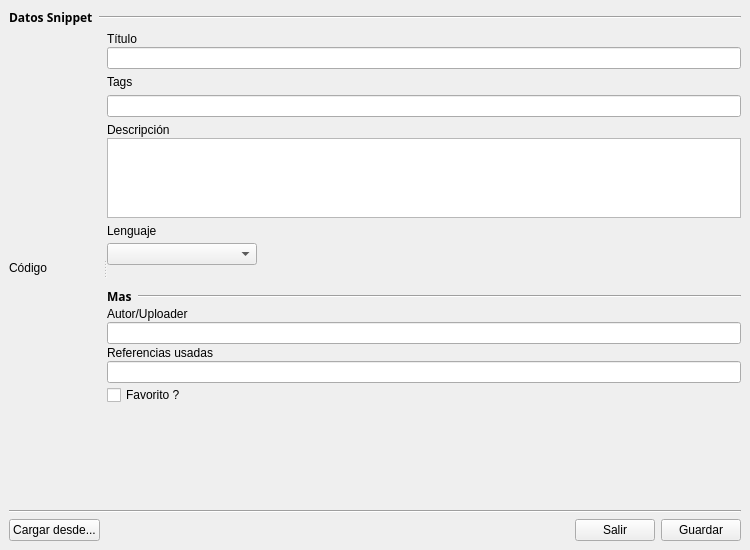
Before: the Qt Designer form gui/wAgregarSnippet.ui in emilianox/Fragmentos, drawn with Qt 5.
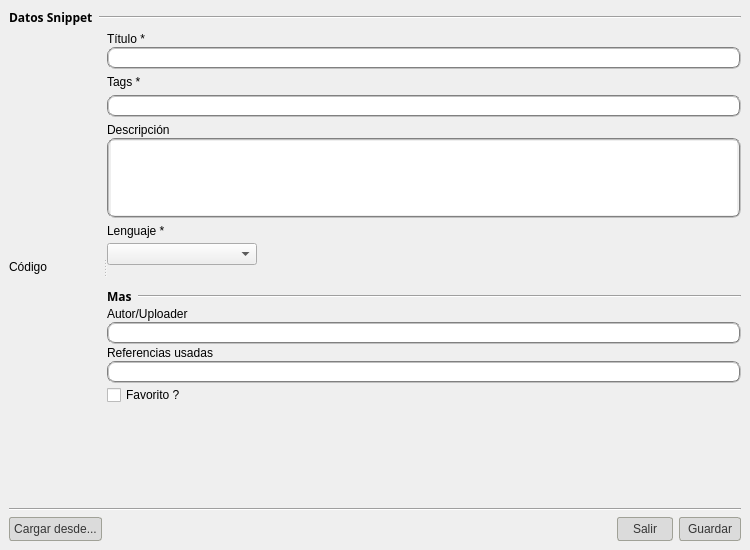
After: the same form once the commit is applied.

Commit message: retoques a agregar snippet 28-Ver porque no funciona el AND y el OR en la busqueda

The edit to the form file:
```diff
--- a/gui/wAgregarSnippet.ui
+++ b/gui/wAgregarSnippet.ui
@@ -63,7 +63,7 @@
       <property name="orientation">
        <enum>Qt::Horizontal</enum>
       </property>
-      <widget class="QWidget" name="">
+      <widget class="QWidget" name="layoutWidget">
        <layout class="QVBoxLayout" name="verticalLayout_7">
         <property name="spacing">
          <number>1</number>
@@ -83,7 +83,7 @@
         </item>
        </layout>
       </widget>
-      <widget class="QWidget" name="">
+      <widget class="QWidget" name="layoutWidget">
        <layout class="QVBoxLayout" name="verticalLayout_6">
         <item>
          <layout class="QVBoxLayout" name="verticalLayout_2">
@@ -99,7 +99,7 @@
              </sizepolicy>
             </property>
             <property name="text">
-             <string>Título</string>
+             <string>Título *</string>
             </property>
             <property name="buddy">
              <cstring>eTitulo</cstring>
@@ -117,6 +117,24 @@
             <property name="toolTip">
              <string>Título con el que se identificará el Snippet.</string>
             </property>
+            <property name="styleSheet">
+             <string notr="true">QLineEdit { 
+    border: 2px groove gray;
+    border-radius: 8px;
+    padding: 1px 2px;
+}
+QLineEdit:focus {
+    border: 1px groove gray;
+    border-radius: 8px;
+    padding: 1px 2px;
+}
+
+QLineEdit:edit-focus {
+    border: 2px groove gray;
+    border-radius: 8px;
+    padding: 1px 2px;
+}</string>
+            </property>
            </widget>
           </item>
          </layout>
@@ -130,7 +148,7 @@
            </sizepolicy>
           </property>
           <property name="text">
-           <string>Tags</string>
+           <string>Tags *</string>
           </property>
           <property name="buddy">
            <cstring>eTags</cstring>
@@ -150,6 +168,24 @@
             <property name="toolTip">
              <string>Tags o claves de búsqueda con la cuál se hará referencia a este Snippet.</string>
             </property>
+            <property name="styleSheet">
+             <string notr="true">QLineEdit { 
+    border: 2px groove gray;
+    border-radius: 8px;
+    padding: 1px 2px;
+}
+QLineEdit:focus {
+    border: 1px groove gray;
+    border-radius: 8px;
+    padding: 1px 2px;
+}
+
+QLineEdit:edit-focus {
+    border: 2px groove gray;
+    border-radius: 8px;
+    padding: 1px 2px;
+}</string>
+            </property>
            </widget>
           </item>
          </layout>
@@ -202,6 +238,24 @@
 &lt;/style&gt;&lt;/head&gt;&lt;body style=&quot; font-family:'MS Shell Dlg 2'; font-size:8.25pt; font-weight:400; font-style:normal;&quot;&gt;
 &lt;p style=&quot; margin-top:0px; margin-bottom:0px; margin-left:0px; margin-right:0px; -qt-block-indent:0; text-indent:0px;&quot;&gt;&lt;span style=&quot; font-size:8pt;&quot;&gt;Descripción breve acerca del codigo fuente de este Snippet.&lt;/span&gt;&lt;/p&gt;&lt;/body&gt;&lt;/html&gt;</string>
             </property>
+            <property name="styleSheet">
+             <string notr="true">QTextEdit { 
+    border: 2px groove gray;
+    border-radius: 8px;
+    padding: 1px 2px;
+}
+QTextEdit:focus {
+    border: 1px groove gray;
+    border-radius: 8px;
+    padding: 1px 2px;
+}
+
+QTextEdit:edit-focus {
+    border: 2px groove gray;
+    border-radius: 8px;
+    padding: 1px 2px;
+}</string>
+            </property>
            </widget>
           </item>
          </layout>
@@ -220,7 +274,7 @@
              </sizepolicy>
             </property>
             <property name="text">
-             <string>Lenguaje</string>
+             <string>Lenguaje *</string>
             </property>
             <property name="buddy">
              <cstring>cbLenguajes</cstring>
@@ -364,6 +418,24 @@
               <property name="toolTip">
                <string>Persona que está por guardar este Snippet.</string>
               </property>
+              <property name="styleSheet">
+               <string notr="true">QLineEdit { 
+    border: 2px groove gray;
+    border-radius: 8px;
+    padding: 1px 2px;
+}
+QLineEdit:focus {
+    border: 1px groove gray;
+    border-radius: 8px;
+    padding: 1px 2px;
+}
+
+QLineEdit:edit-focus {
+    border: 2px groove gray;
+    border-radius: 8px;
+    padding: 1px 2px;
+}</string>
+              </property>
              </widget>
             </item>
            </layout>
@@ -400,6 +472,24 @@
               <property name="toolTip">
                <string>Referencias a clases, librerías, modulos, etc. usados es este Snippet.</string>
               </property>
+              <property name="styleSheet">
+               <string notr="true">QLineEdit { 
+    border: 2px groove gray;
+    border-radius: 8px;
+    padding: 1px 2px;
+}
+QLineEdit:focus {
+    border: 1px groove gray;
+    border-radius: 8px;
+    padding: 1px 2px;
+}
+
+QLineEdit:edit-focus {
+    border: 2px groove gray;
+    border-radius: 8px;
+    padding: 1px 2px;
+}</string>
+              </property>
              </widget>
             </item>
            </layout>
@@ -461,6 +551,25 @@
           <property name="toolTip">
            <string>Cargar código desde archivo.</string>
           </property>
+          <property name="styleSheet">
+           <string notr="true">QPushButton {
+	background: #DBDBDB;
+	border-radius: 3px;
+	color:#353535;
+	border: 1px solid #A0A197;
+	padding:4px;
+}
+
+QPushButton:pressed{
+background-color: qlineargradient(x1: 0, y1: 0, x2: 0, y2: 1,
+                                            stop: 0 #dadbde, stop: 1 #f6f7fa);		
+border: 1px solid #505050;
+}
+QPushButton:hover{
+background-color: qlineargradient(x1: 0, y1: 0, x2: 0, y2:1,
+stop: 0 #dadbde, stop: 1 #f6f7fa);
+}</string>
+          </property>
           <property name="text">
            <string>Cargar desde...</string>
           </property>
@@ -481,13 +590,61 @@
         </item>
         <item>
          <widget class="QPushButton" name="btSalir">
+          <property name="focusPolicy">
+           <enum>Qt::NoFocus</enum>
+          </property>
+          <property name="styleSheet">
+           <string notr="true">QPushButton {
+	background: #DBDBDB;
+	border-radius: 3px;
+	color:#353535;
+	border: 1px solid #A0A197;
+	padding:4px;
+padding-left:8px;
+padding-right:8px;
+}
+
+QPushButton:pressed{
+background-color: qlineargradient(x1: 0, y1: 0, x2: 0, y2: 1,
+                                            stop: 0 #dadbde, stop: 1 #f6f7fa);		
+border: 1px solid #505050;
+}
+QPushButton:hover{
+background-color: qlineargradient(x1: 0, y1: 0, x2: 0, y2:1,
+stop: 0 #dadbde, stop: 1 #f6f7fa);
+}</string>
+          </property>
           <property name="text">
-           <string>Salir</string>
+           <string>  Salir  </string>
           </property>
          </widget>
         </item>
         <item>
          <widget class="QPushButton" name="btGuardar">
+          <property name="focusPolicy">
+           <enum>Qt::NoFocus</enum>
+          </property>
+          <property name="styleSheet">
+           <string notr="true">QPushButton {
+	background: #DBDBDB;
+	border-radius: 3px;
+	color:#353535;
+	border: 1px solid #A0A197;
+	padding:4px;
+padding-left:8px;
+padding-right:8px;
+}
+
+QPushButton:pressed{
+background-color: qlineargradient(x1: 0, y1: 0, x2: 0, y2: 1,
+                                            stop: 0 #dadbde, stop: 1 #f6f7fa);		
+border: 1px solid #505050;
+}
+QPushButton:hover{
+background-color: qlineargradient(x1: 0, y1: 0, x2: 0, y2:1,
+stop: 0 #dadbde, stop: 1 #f6f7fa);
+}</string>
+          </property>
           <property name="text">
            <string>Guardar</string>
           </property>
```
Left out of the diff: 3 changed lines with no effect on the pictures. The commit also changes 1 other file.
